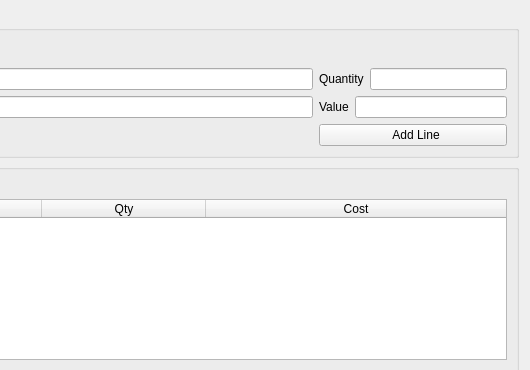
First picture: the form in View/addlineitem.ui, repository topherMcDonald/SPO, before the edit; both pictures show x 310 to 840 and y 0 to 370 of the 840 by 464 pixel window.
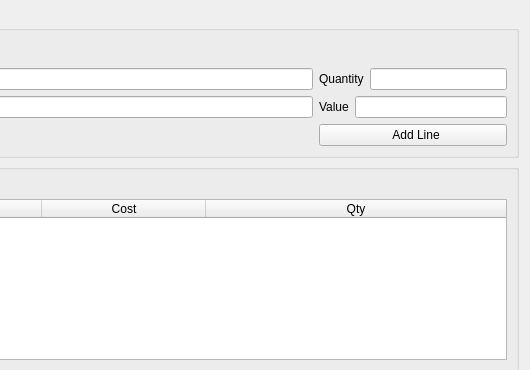
Second picture: the form after the edit. Icons and pictures are not drawn.

The edit to the form file:
```diff
--- a/View/addlineitem.ui
+++ b/View/addlineitem.ui
@@ -6,7 +6,7 @@
    <rect>
     <x>0</x>
     <y>0</y>
-    <width>793</width>
+    <width>830</width>
     <height>464</height>
    </rect>
   </property>
@@ -202,16 +202,16 @@
           <string>Description</string>
          </property>
         </column>
-        <column>
-         <property name="text">
-          <string>Qty</string>
-         </property>
-        </column>
         <column>
          <property name="text">
           <string>Cost</string>
          </property>
         </column>
+        <column>
+         <property name="text">
+          <string>Qty</string>
+         </property>
+        </column>
        </widget>
       </item>
       <item row="5" column="0">
```
